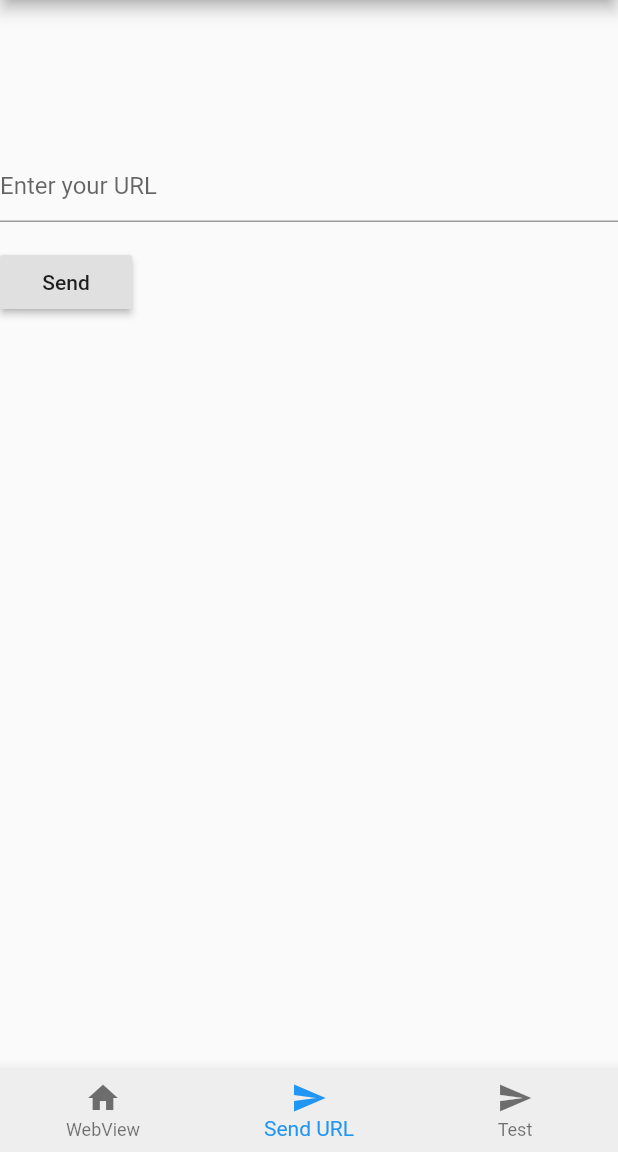
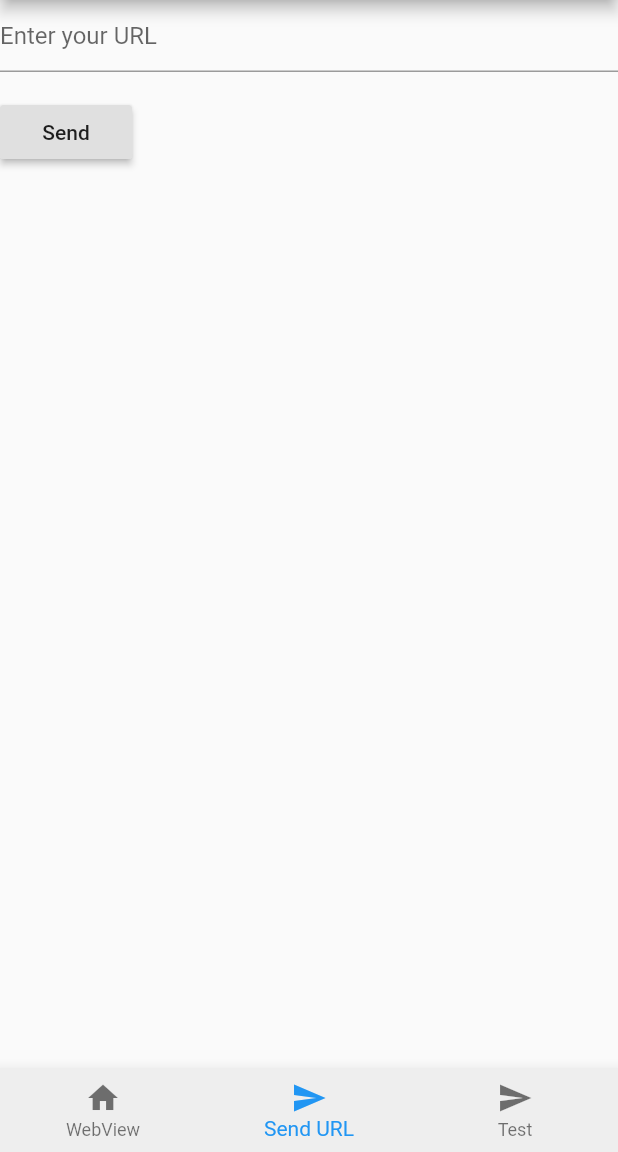
Before and after one commit to luanaBanana/o2_services, a Flutter app: the screen it shows after launch, item 2 of the bottom bar chosen, on a phone screen of 412 x 824 dp, the part 84-1236 px from its top. Run offline on Flutter 3.47's test engine with Material 2 defaults, Android fonts, the phone set to English and light mode, and no system bars; our stand-ins replace firebase_messaging, webview_flutter; accounts and stored records are empty.

Commit message:
pixel overflow solved (Firebase messaging auskommentiert)

```diff
--- a/lib/main.dart
+++ b/lib/main.dart
@@ -52,17 +52,18 @@ class _MyAppState extends State<MyApp> {
         visualDensity: VisualDensity.adaptivePlatformDensity,
       ),
       home: Scaffold(
+
         appBar: AppBar(
           title: Text('O2.services'),
         ),
         body: Column(
           children: [
-            SizedBox(
-              height: 100.0,
+            /*Flexible(
+              flex: 1,
               child: FirebaseMessagingWidget(buttonClicked),
-            ),
-            SizedBox(
-              height: 300.0,
+            ),*/
+            Flexible(
+              flex: 1,
               child: _pageOptions[_currentIndex],
             ),
           ],
```
